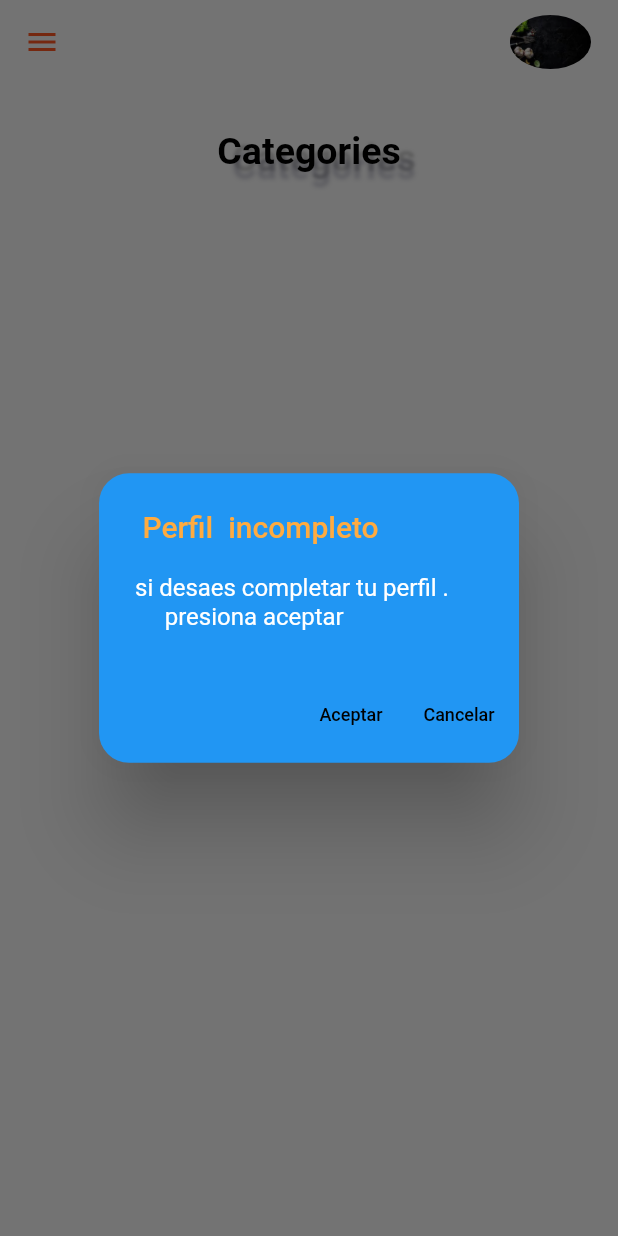
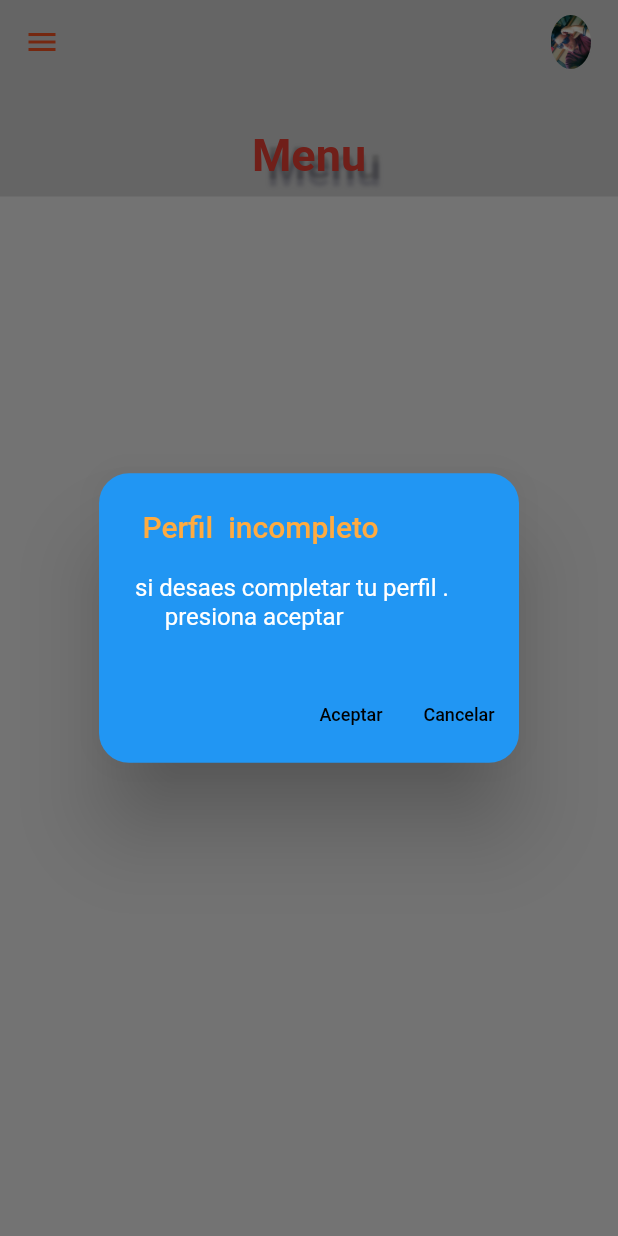
Before and after one commit to fouaddam/examenDI, a Flutter app: the screen it shows after launch, on a phone screen of 412 x 824 dp. Run offline on Flutter 3.47's test engine with Material 2 defaults, Android fonts, the phone set to English and light mode, and no system bars; our stand-ins replace animated_text_kit, cloud_firestore, firebase_auth, firebase_core, fluttertoast, percent_indicator; accounts and stored records are empty.

Commit message:
Cambios in ListPage.dart

```diff
--- a/lib/Home/ListPage.dart
+++ b/lib/Home/ListPage.dart
@@ -234,7 +234,7 @@ class _CategoryListPageState extends State<CategoryListPage> {
         ),
       ),
       appBar: AppBar(
-        backgroundColor: Colors.transparent,
+        backgroundColor: Colors.black12,
         elevation: 0.0,
         iconTheme: const IconThemeData(color: Colors.deepOrange),
         actions: [
@@ -244,7 +244,7 @@ class _CategoryListPageState extends State<CategoryListPage> {
             padding: const EdgeInsets.all(10),
             child: ClipOval(
 
-              child: Image.asset('assets/comida3.jpg'
+              child: Image.asset('assets/Fouad.jpg'
                 ,fit: BoxFit.cover,),
             ),
           )
@@ -256,14 +256,16 @@ class _CategoryListPageState extends State<CategoryListPage> {
           crossAxisAlignment: CrossAxisAlignment.stretch,
 
           children:  [
-            const Padding(
+            Container(
+              decoration: const BoxDecoration(color: Colors.black12),
+              child: const Padding(
                 padding: EdgeInsets.only(top: 30,bottom: 10),
 
-              child: Text("Categories ",
+                child: Text("Menu ",
                   textAlign: TextAlign.center,
                   style: TextStyle(
-                  fontSize: 25,
-                  color: Colors.black,
+                    fontSize: 30,
+                    color: Colors.red,
                     fontWeight: FontWeight.bold,
                     shadows: <Shadow>[
                       Shadow(
@@ -281,6 +283,7 @@ class _CategoryListPageState extends State<CategoryListPage> {
                   ),
                 ),
 
+              ),
             ),
             Expanded(
 
@@ -316,12 +319,12 @@ class _CategoryListPageState extends State<CategoryListPage> {
                               children:  [
 
                                 Padding(
-                                  padding: const EdgeInsets.only(left: 180),
+                                  padding: const EdgeInsets.only(bottom:30,left: 120),
                                   child: Text(listaServicios[index].data().name!,
 
                                     style: const TextStyle(
-                                        color:Colors.deepOrange,
-                                        fontSize: 30,
+                                        color:Colors.red,
+                                        fontSize: 40,
                                         fontWeight: FontWeight.bold
                                     ),),
                                 ),
```
Also changed, not shown: assets/comida1.jpg, assets/comida2.jpg, assets/comida3.jpg. Lines whose indentation alone changed are shown as unchanged.
